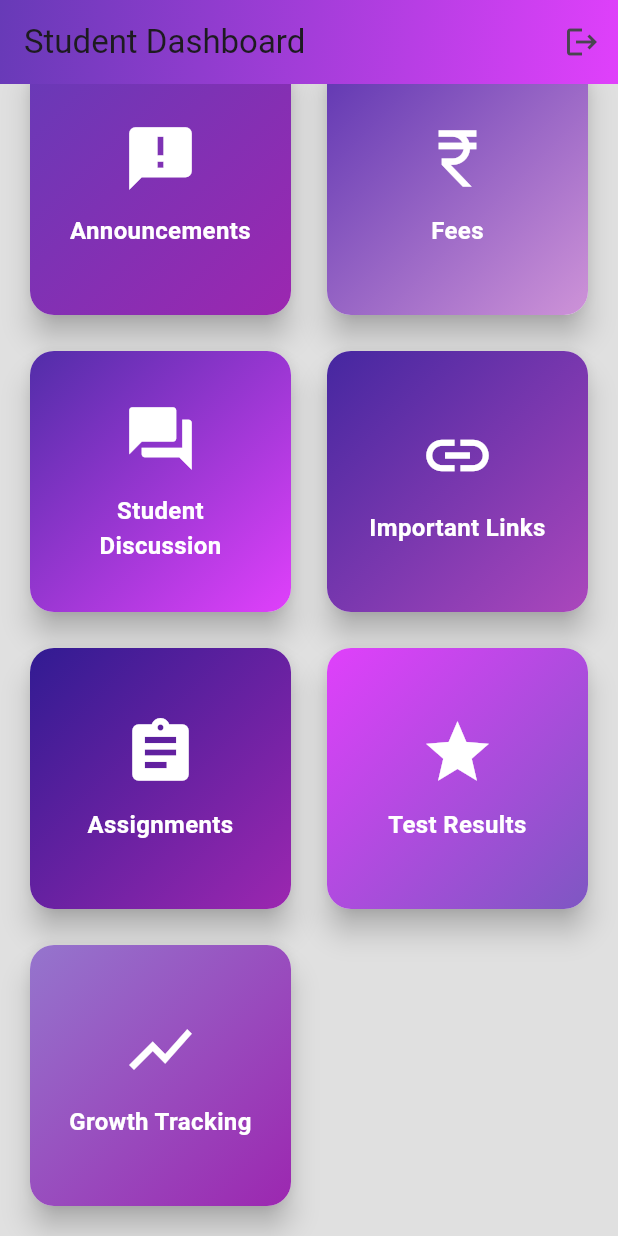
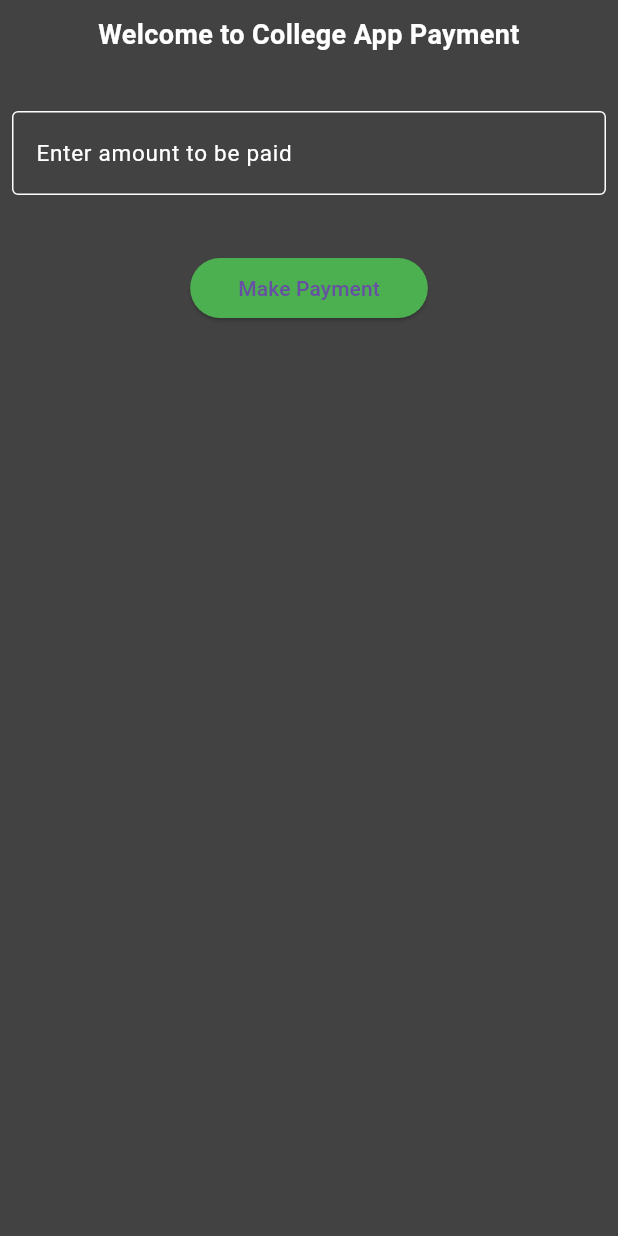
Before and after one commit to shwetabotx/collegeapp, a Flutter app: the StudentHomePage screen opened directly, scrolled down 508 dp, after a tap on "Fees", on a phone screen of 412 x 824 dp. Run offline on Flutter 3.47's test engine with Material 3 defaults, Android fonts, the phone set to English and light mode, and no system bars; our stand-ins replace cloud_firestore, firebase_auth, firebase_core, fluttertoast, google_sign_in; missing offline and left inert: razorpay_flutter; accounts and stored records are empty.

Commit message:
integrated payment gateway

```diff
--- /dev/null
+++ b/lib/pages/razorpay_payment.dart
@@ -0,0 +1,146 @@
+import 'package:flutter/material.dart';
+import 'package:razorpay_flutter/razorpay_flutter.dart';
+import 'package:fluttertoast/fluttertoast.dart';
+
+class RazorpayPage extends StatefulWidget {
+  const RazorpayPage({super.key});
+
+  @override
+  State<RazorpayPage> createState() => _RazorpayPageState();
+}
+
+class _RazorpayPageState extends State<RazorpayPage> {
+  late Razorpay _razorpay;
+  TextEditingController amtController = TextEditingController();
+
+  void openCheckout(int amount) async {
+    amount = amount * 100; // Convert to paise
+    var options = {
+      'key': 'rzp_test_1DP5mn0lfG5ag', // Replace with your Razorpay key
+      'amount': amount,
+      'name': 'College App',
+      'description': 'Payment for the college app',
+      'prefill': {'contact': '1234567890', 'email': 'test@gmail.com'},
+      'external': {
+        'wallets': ['paytm']
+      }
+    };
+    try {
+      _razorpay.open(options);
+    } catch (e) {
+      debugPrint('Error: $e');
+    }
+  }
+
+  void handlePaymentSuccess(PaymentSuccessResponse response) {
+    Fluttertoast.showToast(
+        msg: "Payment successful: ${response.paymentId}",
+        toastLength: Toast.LENGTH_SHORT);
+  }
+
+  void handlePaymentError(PaymentFailureResponse response) {
+    Fluttertoast.showToast(
+        msg: "Payment failed: ${response.message ?? 'Unknown error'}",
+        toastLength: Toast.LENGTH_SHORT);
+  }
+
+  void handleExternalWallet(ExternalWalletResponse response) {
+    Fluttertoast.showToast(
+        msg: "External Wallet: ${response.walletName}",
+        toastLength: Toast.LENGTH_SHORT);
+  }
+
+  @override
+  void dispose() {
+    _razorpay.clear();
+    super.dispose();
+  }
+
+  @override
+  void initState() {
+    super.initState();
+    _razorpay = Razorpay();
+    _razorpay.on(Razorpay.EVENT_PAYMENT_SUCCESS, handlePaymentSuccess);
+    _razorpay.on(Razorpay.EVENT_PAYMENT_ERROR, handlePaymentError);
+    _razorpay.on(Razorpay.EVENT_EXTERNAL_WALLET, handleExternalWallet);
+  }
+
+  @override
+  Widget build(BuildContext context) {
+    return Scaffold(
+      backgroundColor: Colors.grey[800],
+      body: SingleChildScrollView(
+        child: Column(
+          children: [
+            const SizedBox(height: 10),
+            const Text(
+              "Welcome to College App Payment",
+              style: TextStyle(
+                  color: Colors.white,
+                  fontWeight: FontWeight.bold,
+                  fontSize: 18),
+              textAlign: TextAlign.center,
+            ),
+            const SizedBox(height: 30),
+            Padding(
+              padding: const EdgeInsets.all(8.0),
+              child: TextFormField(
+                cursorColor: Colors.white,
+                autofocus: false,
+                style: const TextStyle(color: Colors.white),
+                decoration: const InputDecoration(
+                  labelText: 'Enter amount to be paid',
+                  labelStyle: TextStyle(fontSize: 15.0, color: Colors.white),
+                  border: OutlineInputBorder(
+                    borderSide: BorderSide(
+                      color: Colors.white,
+                      width: 1.0,
+                    ),
+                  ),
+                  enabledBorder: OutlineInputBorder(
+                    borderSide: BorderSide(
+                      color: Colors.white,
+                      width: 1.0,
+                    ),
+                  ),
+                  errorStyle: TextStyle(color: Colors.redAccent, fontSize: 15),
+                ),
+                controller: amtController,
+                validator: (value) {
+                  if (value == null || value.isEmpty) {
+                    return 'Please enter amount to be paid';
+                  }
+                  return null;
+                },
+              ),
+            ),
+            const SizedBox(height: 30),
+            ElevatedButton(
+              onPressed: () {
+                if (amtController.text.isNotEmpty) {
+                  try {
+                    int amount = int.parse(amtController.text);
+                    openCheckout(amount);
+                  } catch (e) {
+                    Fluttertoast.showToast(
+                        msg: "Invalid amount entered",
+                        toastLength: Toast.LENGTH_SHORT);
+                  }
+                } else {
+                  Fluttertoast.showToast(
+                      msg: "Please enter an amount",
+                      toastLength: Toast.LENGTH_SHORT);
+                }
+              },
+              style: ElevatedButton.styleFrom(backgroundColor: Colors.green),
+              child: const Padding(
+                padding: EdgeInsets.all(8.0),
+                child: Text('Make Payment'),
+              ),
+            ),
+          ],
+        ),
+      ),
+    );
+  }
+}
--- a/lib/pages/student_home_page.dart
+++ b/lib/pages/student_home_page.dart
@@ -1,5 +1,6 @@
 import 'package:flutter/material.dart';
 import 'login_page.dart';
+import 'razorpay_payment.dart';
 
 class StudentHomePage extends StatefulWidget {
   const StudentHomePage({super.key});
@@ -135,6 +136,10 @@ class _StudentHomePageState extends State<StudentHomePage> {
                       Colors.purple.shade200
                     ],
                     onTap: () {
+                      Navigator.pushReplacement(
+                          context,
+                          MaterialPageRoute(
+                              builder: (context) => RazorpayPage()));
                       // Navigate to Fees page
                     },
                   ),
--- a/pubspec.yaml
+++ b/pubspec.yaml
@@ -43,6 +43,11 @@ dependencies:
   flutter_launcher_icons: ^0.14.2
   http: ^1.2.2
   fluttertoast: ^8.2.10
+  razorpay_flutter: ^1.3.7
+
+
+
+
 
 
 
```
Also changed, not shown: pubspec.lock.
